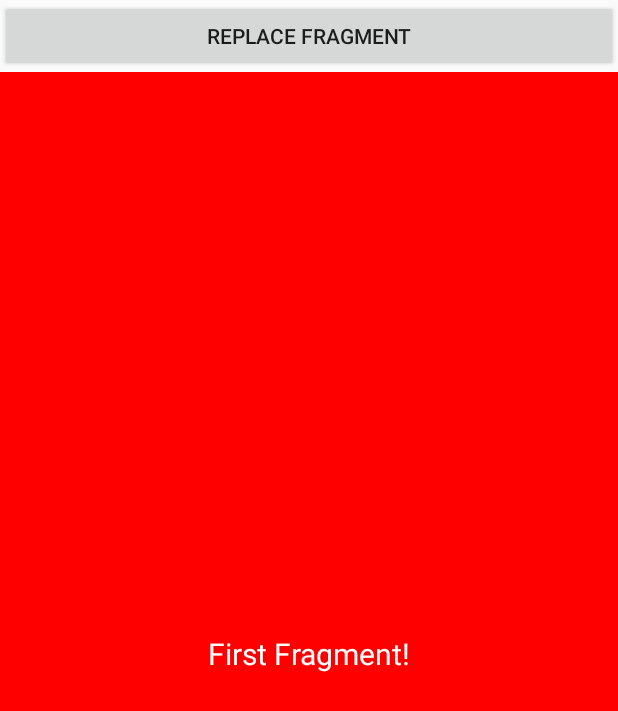
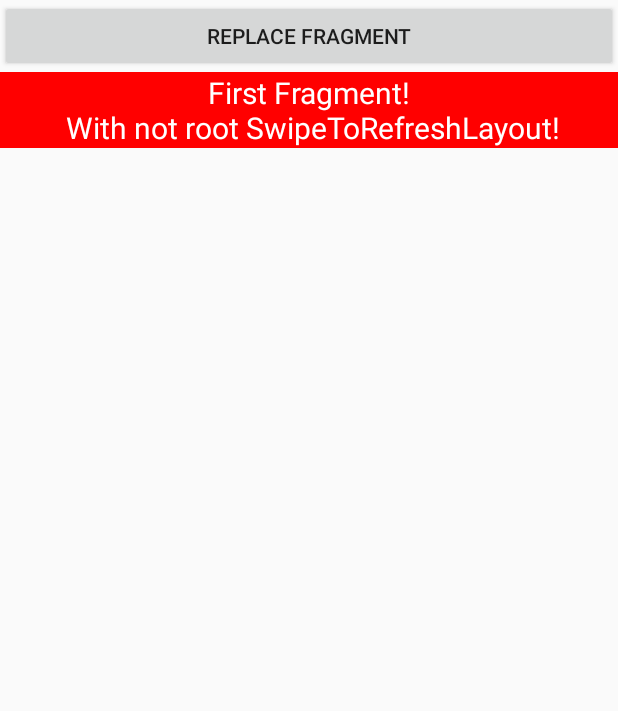
Before and after one commit to drstranges/CrazySwipeToRefreshLayout, an Android app: the fragment FirstFragment placed in its activity, on a phone screen of 412 x 824 dp. Shown: the top 711 px of the screen. Run offline under Robolectric (Android 15) with nearby library versions, the phone set to English and light mode, and no system bars.

Commit message:
Add not root SwipeRefreshLayout in first fragment

```diff
--- a/app/src/main/res/layout/fragment_first.xml
+++ b/app/src/main/res/layout/fragment_first.xml
@@ -1,3 +1,16 @@
+<FrameLayout
+    xmlns:android="http://schemas.android.com/apk/res/android"
+    android:layout_width="match_parent"
+    android:layout_height="match_parent">
+
+    <android.support.v4.widget.SwipeRefreshLayout
+        android:layout_width="match_parent"
+        android:layout_height="match_parent">
+
+        <android.support.v4.widget.NestedScrollView
+            android:layout_width="match_parent"
+            android:layout_height="match_parent">
+
             <FrameLayout xmlns:android="http://schemas.android.com/apk/res/android"
                          android:layout_width="match_parent"
                          android:layout_height="match_parent"
@@ -7,8 +20,10 @@
                     android:layout_width="match_parent"
                     android:layout_height="match_parent"
                     android:gravity="center"
-        android:text="First Fragment!"
+                    android:text="First Fragment!\n With not root SwipeToRefreshLayout!"
                     android:textColor="#fff"
                     android:textSize="20sp"/>
-
             </FrameLayout>
+        </android.support.v4.widget.NestedScrollView>
+    </android.support.v4.widget.SwipeRefreshLayout>
+</FrameLayout>
```
Lines whose indentation alone changed are shown as unchanged.
